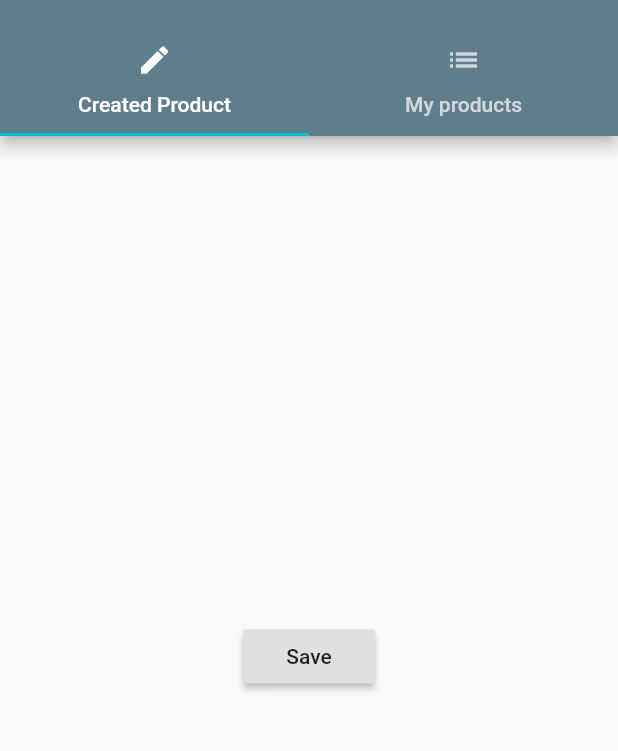
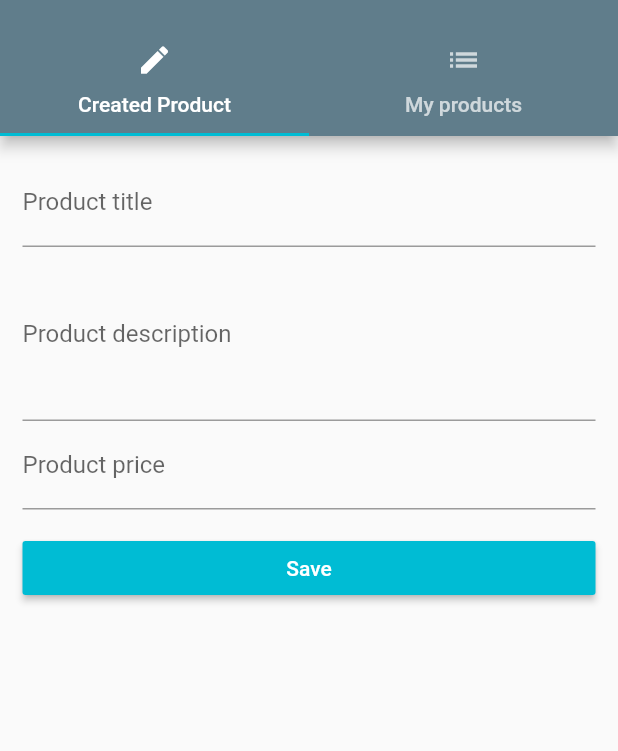
Before and after one commit to ElenaHrndz/food_app-flutter, a Flutter app: the ProductsAdminPage screen opened by its route, on a phone screen of 412 x 824 dp, the part 59-810 px from its top. Run offline on Flutter 3.47's test engine with Material 2 defaults, Android fonts, the phone set to English and light mode, and no system bars.

```diff
--- a/lib/main.dart
+++ b/lib/main.dart
@@ -20,10 +20,10 @@ class MyApp extends StatefulWidget {
   }
 }
 
-class _MyAppState extends State<MyApp>{
-  List<Map<String,String>> _products = [];
+class _MyAppState extends State<MyApp> {
+  List<Map<String, dynamic>> _products = [];
 
-    void _addProduct(Map<String, String> product) {
+  void _addProduct(Map<String, dynamic> product) {
     setState(() {
       _products.add(product);
     });
@@ -31,7 +31,7 @@ class _MyAppState extends State<MyApp>{
 
   void _deleteProduct(int index) {
     setState(() {
-     _products.removeAt(index);
+      _products.removeAt(index);
     });
   }
 
@@ -45,8 +45,10 @@ class _MyAppState extends State<MyApp>{
           accentColor: Colors.cyan),
       // home: AuthPage(),
       routes: {
-        '/': (BuildContext context) => HomePage(_products, _addProduct, _deleteProduct),
-        'admin': (BuildContext context) => ProductsAdminPage(),
+        '/': (BuildContext context) => AuthPage(),
+        'home': (BuildContext context) => HomePage(_products),
+        'admin': (BuildContext context) =>
+            ProductsAdminPage(_addProduct, _deleteProduct),
       },
       onGenerateRoute: (RouteSettings settings) {
         final List<String> pathElements = settings.name.split('/');
@@ -56,17 +58,16 @@ class _MyAppState extends State<MyApp>{
         if (pathElements[1] == 'product') {
           final int index = int.parse(pathElements[2]);
           return MaterialPageRoute<bool>(
-            builder: (BuildContext contex) =>
-                ProductPage(_products[index]['title'], _products[index]['image']),
+            builder: (BuildContext contex) => ProductPage(
+                _products[index]['title'], _products[index]['image']),
           );
         }
         return null;
       },
       onUnknownRoute: (RouteSettings settings) {
         return MaterialPageRoute(
-          builder: (BuildContext context) =>
-            HomePage(_products, _addProduct, _deleteProduct));
-      } ,
+            builder: (BuildContext context) => HomePage(_products));
+      },
     );
   }
 }
--- a/lib/pages/product_create.dart
+++ b/lib/pages/product_create.dart
@@ -1,20 +1,70 @@
 import 'package:flutter/material.dart';
 
-class ProductCreatedPage extends StatelessWidget {
+class ProductCreatedPage extends StatefulWidget {
+  final Function addProduct;
+
+  ProductCreatedPage(this.addProduct);
+
+  @override
+  State<StatefulWidget> createState() {
+    return _ProductCratePageState();
+  }
+}
+
+class _ProductCratePageState extends State<ProductCreatedPage> {
+  String _titleValue;
+  String _descriptionValue;
+  double _priceValue;
+
   @override
   Widget build(BuildContext context) {
-    return Center(
-      child: RaisedButton(
-        child: Text('Save'),
-        onPressed: () {
-          showModalBottomSheet(
-              context: context,
-              builder: (BuildContext context) {
-                return Center(
-                  child: Text('This is a Modal!'),
-                );
+    return Container(
+      margin: EdgeInsets.all(15.0),
+      child: ListView(
+        children: <Widget>[
+          TextField(
+            decoration: InputDecoration(labelText: 'Product title'),
+            onChanged: (String value) {
+              setState(() {
+                _titleValue = value;
               });
-        },
+            },
+          ),
+          TextField(
+            decoration: InputDecoration(labelText: 'Product description'),
+            maxLines: 4,
+            onChanged: (String value) {
+              setState(() {
+                _descriptionValue = value;
+              });
+            },
+          ),
+          TextField(
+            decoration: InputDecoration(labelText: 'Product price'),
+            keyboardType: TextInputType.number,
+            onChanged: (String value) {
+              setState(() {
+                _priceValue = double.parse(value);
+              });
+            },
+          ),
+          SizedBox(height: 15.0),
+          RaisedButton(
+            child: Text('Save'),
+            color: Theme.of(context).accentColor,
+            textColor: Colors.white,
+            onPressed: () {
+              final Map<String, dynamic> product = {
+                'title': _titleValue,
+                'description': _descriptionValue,
+                'price': _priceValue,
+                'image': 'assets/food.jpg'
+              };
+              widget.addProduct(product);
+              Navigator.pushReplacementNamed(context, 'home');
+            },
+          )
+        ],
       ),
     );
   }
--- a/lib/pages/products_admin.dart
+++ b/lib/pages/products_admin.dart
@@ -1,10 +1,14 @@
 import 'package:flutter/material.dart';
 
-import './home.dart';
 import './product_create.dart';
 import './product_list.dart';
 
 class ProductsAdminPage extends StatelessWidget {
+  final Function addProduct;
+  final Function deleteProduct;
+
+  ProductsAdminPage(this.addProduct, this.deleteProduct);
+
   @override
   Widget build(BuildContext context) {
     return DefaultTabController(
@@ -20,7 +24,7 @@ class ProductsAdminPage extends StatelessWidget {
                 ListTile(
                   title: Text('All Products'),
                   onTap: () {
-                    Navigator.pushReplacementNamed(context, '/');
+                    Navigator.pushReplacementNamed(context, 'home');
                   },
                 )
               ],
@@ -42,7 +46,7 @@ class ProductsAdminPage extends StatelessWidget {
             ),
           ),
           body: TabBarView(
-            children: <Widget>[ProductCreatedPage(), ProductListPage()],
+            children: <Widget>[ProductCreatedPage(addProduct), ProductListPage()],
           )),
     );
   }
```
Also changed, not shown: lib/pages/auth.dart (+70 -8 lines), lib/pages/home.dart (+3 -5 lines), lib/product_control.dart (deleted, +0 -18 lines), lib/product_manager.dart (+3 -10 lines), lib/products.dart (+3 -9 lines).
